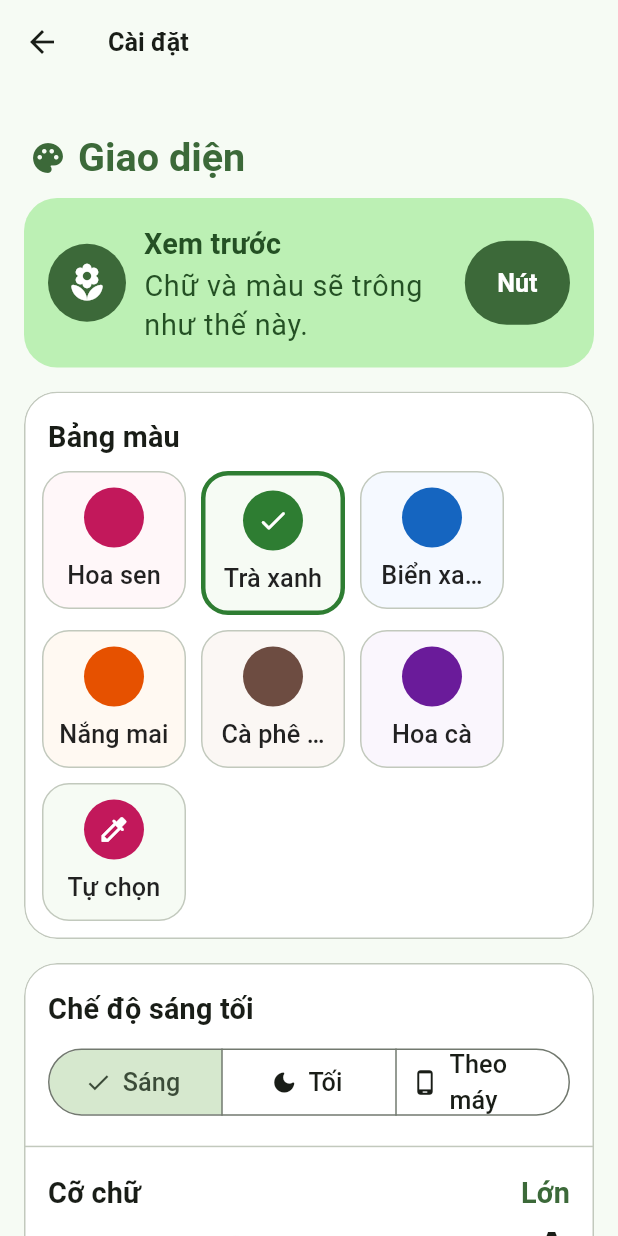
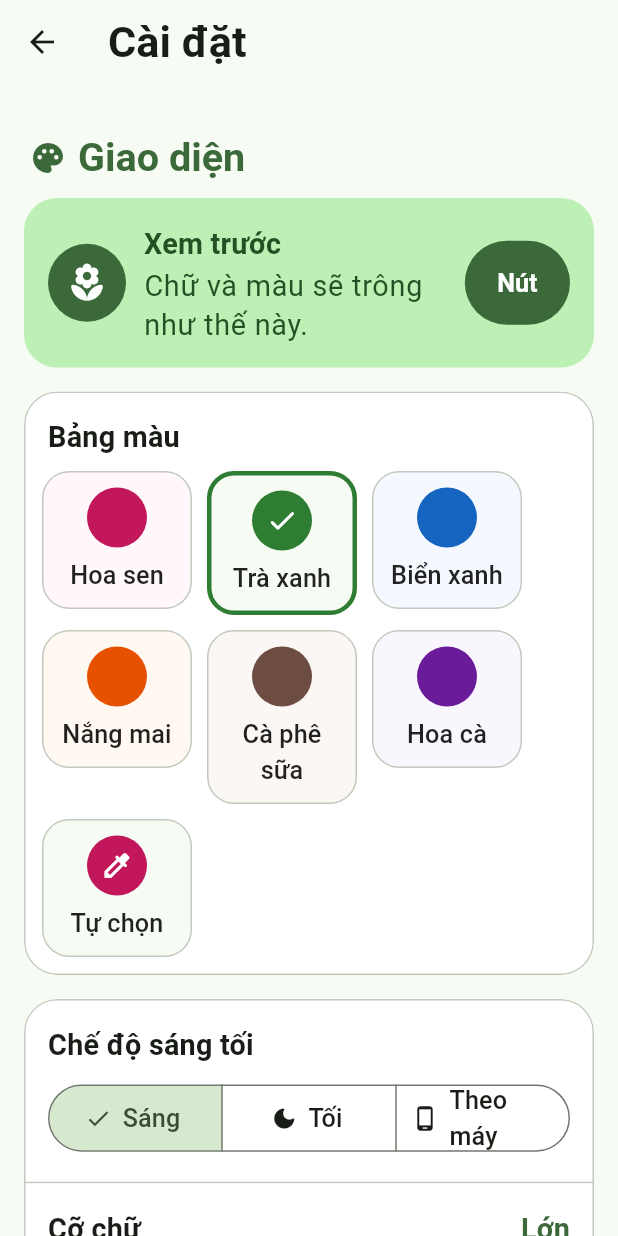
Before and after one commit to bannie-test/thu-ki-lam-viec, a Flutter app: the SettingsPage screen opened directly, after a tap on "Trà xanh", on a phone screen of 412 x 824 dp. Run offline on Flutter 3.47's test engine with Material 3 defaults, Android fonts, the phone set to English and light mode, and no system bars; our stand-ins replace flutter_local_notifications, flutter_secure_storage, shared_preferences, speech_to_text, timezone; missing offline and left inert: vnlunar; accounts and stored records are empty; Roboto replaces fonts that are missing (BeVietnamPro).

Commit message:
Polish UI for large text, cleaner offline titles, README
- Category cards and calendar cells size to content at large text sizes
- Offline parser strips dates, lunar phrases and weekdays from titles
- Category counts show tasks still waiting, not occurrences
- Larger app bar titles; palette names no longer truncated
- README describes the new app, privacy and the develop test APK

Co-Authored-By: Claude Opus 5.5 <noreply@anthropic.com>
Claude-Session: https://claude.ai/code/session_015SL2x5AG2BFFMtmmvMwZR6

```diff
--- a/lib/data/store.dart
+++ b/lib/data/store.dart
@@ -85,12 +85,9 @@ class AppStore extends ChangeNotifier {
     await save();
   }
 
+  /// Number of tasks in the category that still have something to do.
   int pendingIn(String categoryId, DateTime today) =>
-      upcoming(
-        today,
-        days: 30,
-      ).where((o) => o.task.categoryId == categoryId && !o.done).length +
-      overdue(today).where((o) => o.task.categoryId == categoryId).length;
+      nextInCategory(categoryId, today).where((o) => !o.done).length;
 
   // ---------------- Tasks ----------------
   Future<void> upsertTask(Task t) async {
@@ -125,8 +122,9 @@ class AppStore extends ChangeNotifier {
       if (d != 0) return d;
       final ta = a.task.time ?? -1, tb = b.task.time ?? -1;
       if (ta != tb) return ta.compareTo(tb);
-      if (a.task.important != b.task.important)
+      if (a.task.important != b.task.important) {
         return a.task.important ? -1 : 1;
+      }
       return a.task.title.compareTo(b.task.title);
     });
 
--- a/lib/theme/app_theme.dart
+++ b/lib/theme/app_theme.dart
@@ -188,7 +188,10 @@ ThemeData buildTheme(AppSettings s, Brightness brightness) {
       foregroundColor: scheme.onSurface,
       surfaceTintColor: Colors.transparent,
       centerTitle: false,
-      titleTextStyle: textTheme.titleLarge,
+      titleTextStyle: textTheme.titleLarge?.copyWith(
+        fontSize: 24,
+        fontWeight: FontWeight.w700,
+      ),
     ),
     cardTheme: CardThemeData(
       elevation: 0,
--- a/lib/ui/categories_page.dart
+++ b/lib/ui/categories_page.dart
@@ -107,7 +107,7 @@ class _CategoryCard extends StatelessWidget {
               ),
               const SizedBox(height: 2),
               Text(
-                pending == 0 ? 'Không có việc' : '$pending việc sắp tới',
+                pending == 0 ? 'Không có việc' : '$pending việc đang chờ',
                 style: theme.textTheme.bodyMedium?.copyWith(
                   color: theme.colorScheme.onSurfaceVariant,
                 ),
--- a/lib/ui/settings_page.dart
+++ b/lib/ui/settings_page.dart
@@ -437,7 +437,7 @@ class _PresetTile extends StatelessWidget {
         onTap: onTap,
         child: AnimatedContainer(
           duration: const Duration(milliseconds: 200),
-          width: 96,
+          width: 100,
           padding: const EdgeInsets.all(10),
           decoration: BoxDecoration(
             color: background,
@@ -462,8 +462,7 @@ class _PresetTile extends StatelessWidget {
               Text(
                 name,
                 textAlign: TextAlign.center,
-                maxLines: 1,
-                overflow: TextOverflow.ellipsis,
+                maxLines: 2,
                 style: theme.textTheme.labelLarge?.copyWith(
                   color: Colors.black87,
                 ),
--- a/lib/ui/today_page.dart
+++ b/lib/ui/today_page.dart
@@ -122,8 +122,11 @@ class _DayHeader extends StatelessWidget {
                 crossAxisAlignment: CrossAxisAlignment.center,
                 children: [
                   Container(
-                    width: 84,
-                    padding: const EdgeInsets.symmetric(vertical: 8),
+                    width: 92,
+                    padding: const EdgeInsets.symmetric(
+                      vertical: 8,
+                      horizontal: 6,
+                    ),
                     decoration: BoxDecoration(
                       color: scheme.surface,
                       borderRadius: BorderRadius.circular(look.radius * .7),
@@ -137,10 +140,12 @@ class _DayHeader extends StatelessWidget {
                             height: 1.1,
                           ),
                         ),
-                        Text(
-                          'Âm ${lunar.day}/${lunar.month}',
-                          style: theme.textTheme.labelLarge?.copyWith(
-                            color: scheme.onSurfaceVariant,
+                        FittedBox(
+                          child: Text(
+                            'Âm ${lunar.day}/${lunar.month}',
+                            style: theme.textTheme.labelLarge?.copyWith(
+                              color: scheme.onSurfaceVariant,
+                            ),
                           ),
                         ),
                       ],
```
Also changed, not shown: lib/services/local_parser.dart (+27 -7 lines), lib/ui/ai_sheet.dart (+9 -6 lines), lib/ui/task_editor.dart (+9 -4 lines), 2 other files.
